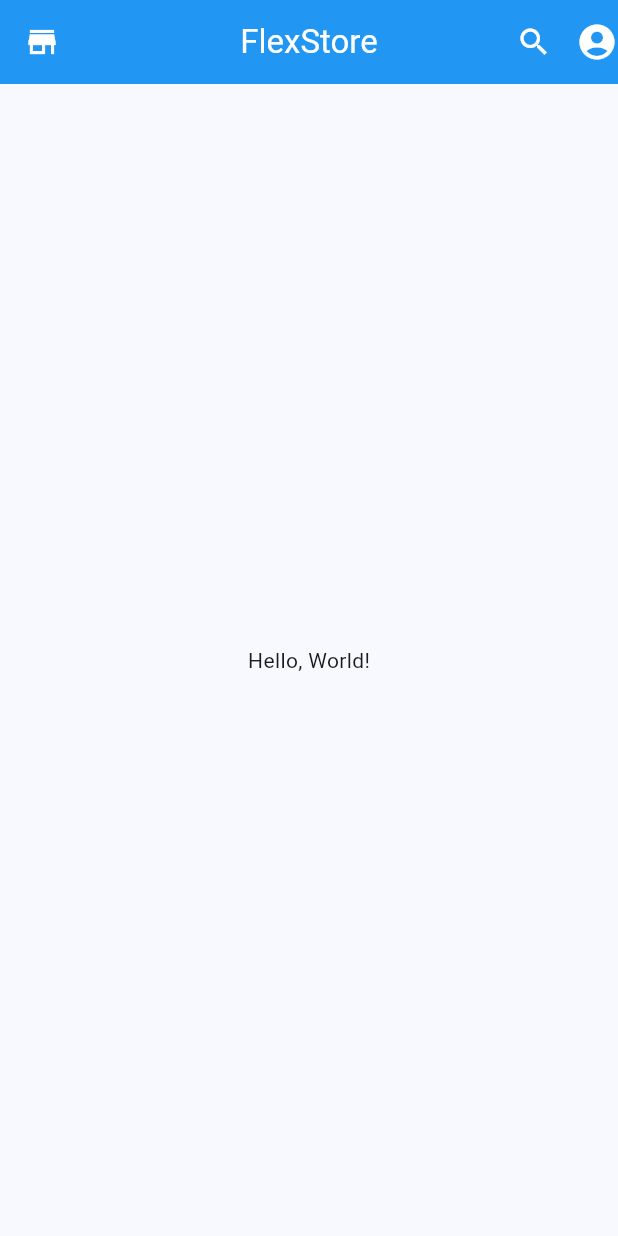
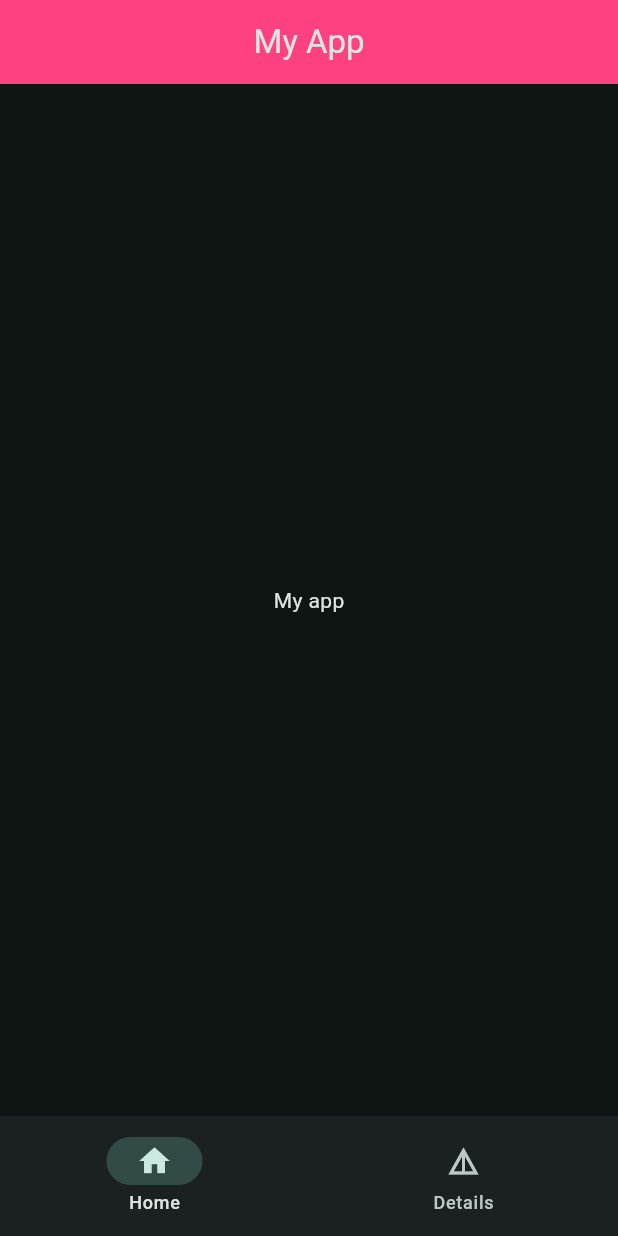
Before and after one commit to bilelbzeouich/flutter_eschool, a Flutter app: the screen it shows after launch, on a phone screen of 412 x 824 dp. Run offline on Flutter 3.47's test engine with Material 3 defaults, Android fonts, the phone set to English and light mode, and no system bars.

Commit message:
Refactor main.dart to use StatefulWidget for MyApp, update theme colors, and implement a bottom navigation bar. Add Home screen with a basic AppBar.

```diff
--- a/lib/main.dart
+++ b/lib/main.dart
@@ -4,41 +4,53 @@ void main() {
   runApp(const MyApp());
 }
 
-class MyApp extends StatelessWidget {
+class MyApp extends StatefulWidget {
   const MyApp({super.key});
 
+  @override
+  State<MyApp> createState() => _MyAppState();
+}
+
+class _MyAppState extends State<MyApp> {
   @override
   Widget build(BuildContext context) {
     return MaterialApp(
       debugShowCheckedModeBanner: false,
       theme: ThemeData(
-        primarySwatch: Colors.blue,
         colorScheme: ColorScheme.fromSeed(
-          seedColor: Colors.blue,
-          brightness: Brightness.light,
+          seedColor: Colors.teal,
+          brightness: Brightness.dark,
         ),
       ),
       home: Scaffold(
         appBar: AppBar(
-          title: const Text(
-            'FlexStore',
-            style: TextStyle(color: Colors.white),
-          ),
+          title: Text("My App"),
           centerTitle: true,
-          leading: const Icon(Icons.store, color: Colors.white),
-          actions: const [
-            Icon(Icons.search, color: Colors.white),
-            SizedBox(width: 16),
-            Icon(Icons.account_circle, size: 28, color: Colors.white),
+          backgroundColor: Colors.pinkAccent,
+        ),
+        bottomNavigationBar: NavigationBar(
+          destinations: [
+            NavigationDestination(icon: Icon(Icons.home), label: 'Home'),
+            NavigationDestination(icon: Icon(Icons.details), label: 'Details'),
           ],
-          backgroundColor: Colors.blue,
-          iconTheme: const IconThemeData(color: Colors.white),
+          onDestinationSelected: (int value) {},
         ),
-        body: Center(
-          child: Text('Hello, World!'),
-        ),
+        body: Center(child: Text("My app")),
       ),
-
     );
   }
 }
+
+class Home extends StatefulWidget {
+  const Home({super.key});
+
+  @override
+  State<Home> createState() => _HomeState();
+}
+
+class _HomeState extends State<Home> {
+  @override
+  Widget build(BuildContext context) {
+    return Scaffold(appBar: AppBar(title: Text("Home")));
+  }
+}
```
Also changed, not shown: 1 other file.
